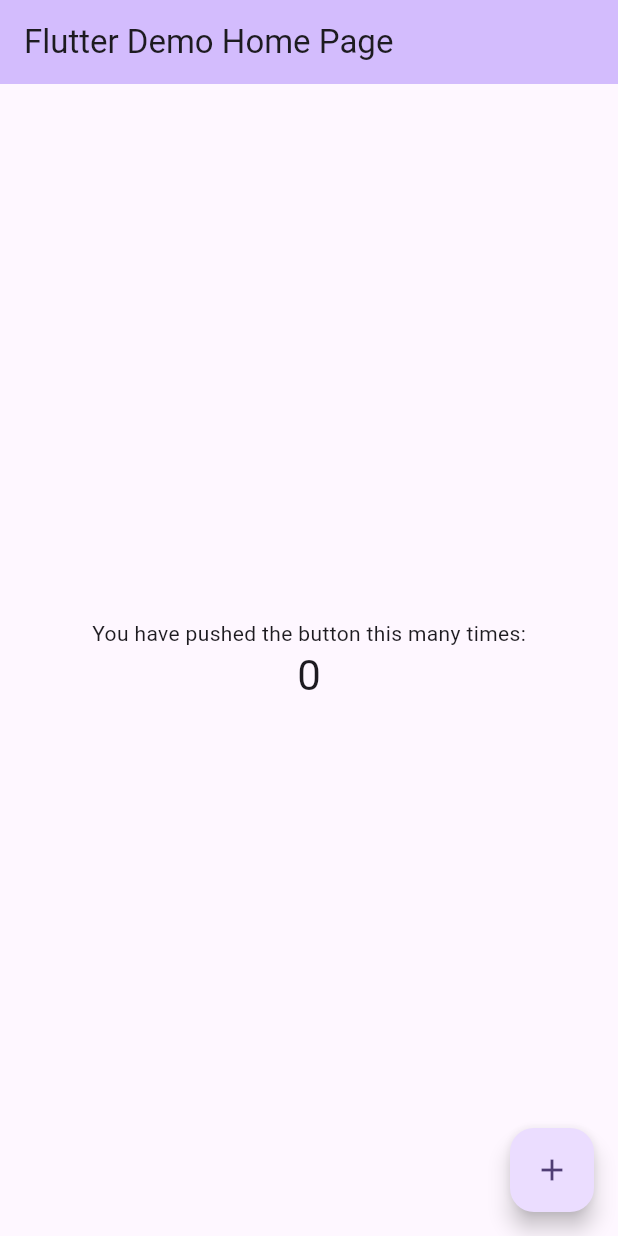
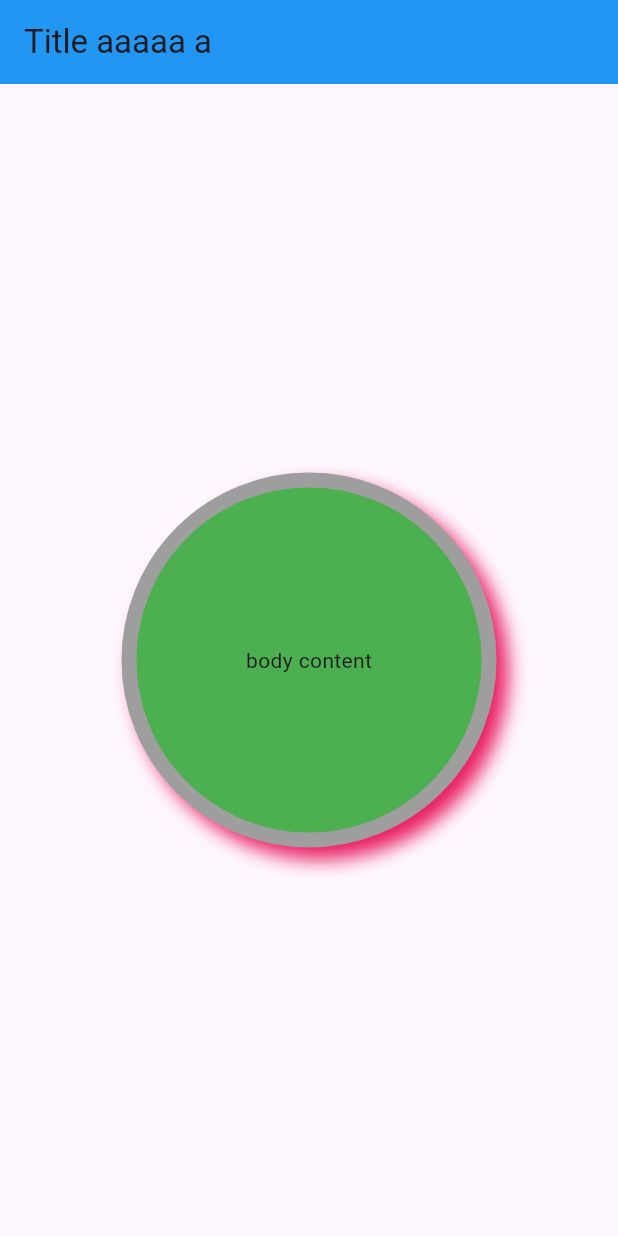
Before and after one commit to ducduy10k/first_flutter_app, a Flutter app: the screen it shows after launch, on a phone screen of 412 x 824 dp. Run offline on Flutter 3.47's test engine with Material 3 defaults, Android fonts, the phone set to English and light mode, and no system bars.

Commit message:
update ui

```diff
--- a/lib/main.dart
+++ b/lib/main.dart
@@ -1,125 +1,53 @@
 import 'package:flutter/material.dart';
 
 void main() {
-  runApp(const MyApp());
+  runApp(MaterialApp(
+    home: Scaffold(
+        appBar: AppBar(
+          title: Text(
+            'Title aaaaa a   ',
+            // maxLines: 1,
+            // overflow: TextOverflow.ellipsis,
+          ),
+          backgroundColor: Colors.blue,
+          centerTitle: false,
+        ),
+        body: body()),
+  ));
 }
 
-class MyApp extends StatelessWidget {
-  const MyApp({super.key});
+class body extends StatelessWidget {
 
-  // This widget is the root of your application.
-  @override
-  Widget build(BuildContext context) {
-    return MaterialApp(
-      title: 'Flutter Demo',
-      theme: ThemeData(
-        // This is the theme of your application.
-        //
-        // TRY THIS: Try running your application with "flutter run". You'll see
-        // the application has a purple toolbar. Then, without quitting the app,
-        // try changing the seedColor in the colorScheme below to Colors.green
-        // and then invoke "hot reload" (save your changes or press the "hot
-        // reload" button in a Flutter-supported IDE, or press "r" if you used
-        // the command line to start the app).
-        //
-        // Notice that the counter didn't reset back to zero; the application
-        // state is not lost during the reload. To reset the state, use hot
-        // restart instead.
-        //
-        // This works for code too, not just values: Most code changes can be
-        // tested with just a hot reload.
-        colorScheme: ColorScheme.fromSeed(seedColor: Colors.deepPurple),
-        useMaterial3: true,
-      ),
-      home: const MyHomePage(title: 'Flutter Demo Home Page'),
-    );
-  }
-}
-
-class MyHomePage extends StatefulWidget {
-  const MyHomePage({super.key, required this.title});
-
-  // This widget is the home page of your application. It is stateful, meaning
-  // that it has a State object (defined below) that contains fields that affect
-  // how it looks.
-
-  // This class is the configuration for the state. It holds the values (in this
-  // case the title) provided by the parent (in this case the App widget) and
-  // used by the build method of the State. Fields in a Widget subclass are
-  // always marked "final".
-
-  final String title;
-
-  @override
-  State<MyHomePage> createState() => _MyHomePageState();
-}
-
-class _MyHomePageState extends State<MyHomePage> {
-  int _counter = 0;
-
-  void _incrementCounter() {
-    setState(() {
-      // This call to setState tells the Flutter framework that something has
-      // changed in this State, which causes it to rerun the build method below
-      // so that the display can reflect the updated values. If we changed
-      // _counter without calling setState(), then the build method would not be
-      // called again, and so nothing would appear to happen.
-      _counter++;
-    });
-  }
 
   @override
   Widget build(BuildContext context) {
-    // This method is rerun every time setState is called, for instance as done
-    // by the _incrementCounter method above.
-    //
-    // The Flutter framework has been optimized to make rerunning build methods
-    // fast, so that you can just rebuild anything that needs updating rather
-    // than having to individually change instances of widgets.
-    return Scaffold(
-      appBar: AppBar(
-        // TRY THIS: Try changing the color here to a specific color (to
-        // Colors.amber, perhaps?) and trigger a hot reload to see the AppBar
-        // change color while the other colors stay the same.
-        backgroundColor: Theme.of(context).colorScheme.inversePrimary,
-        // Here we take the value from the MyHomePage object that was created by
-        // the App.build method, and use it to set our appbar title.
-        title: Text(widget.title),
+    return Center(
+        child: Container(
+      width: double.infinity,
+      height: 250,
+      margin: EdgeInsets.all(20),
+      padding: EdgeInsets.fromLTRB(10, 20, 10, 20),
+      child: Text("body content"),
+      alignment: Alignment.center,
+      decoration: BoxDecoration(
+        border: Border.all(
+            color: Colors.grey,
+            width: 10,
+            style: BorderStyle.solid,
+            strokeAlign: BorderSide.strokeAlignInside),
+        color: Colors.green,
+        shape: BoxShape.circle,
+        boxShadow: [
+          BoxShadow(
+            color: Colors.pink,
+            offset: Offset(8, 8),
+            blurRadius: 10,
+          )
+        ],
+
+        // borderRadius: BorderRadius.circular(16)
       ),
-      body: Center(
-        // Center is a layout widget. It takes a single child and positions it
-        // in the middle of the parent.
-        child: Column(
-          // Column is also a layout widget. It takes a list of children and
-          // arranges them vertically. By default, it sizes itself to fit its
-          // children horizontally, and tries to be as tall as its parent.
-          //
-          // Column has various properties to control how it sizes itself and
-          // how it positions its children. Here we use mainAxisAlignment to
-          // center the children vertically; the main axis here is the vertical
-          // axis because Columns are vertical (the cross axis would be
-          // horizontal).
-          //
-          // TRY THIS: Invoke "debug painting" (choose the "Toggle Debug Paint"
-          // action in the IDE, or press "p" in the console), to see the
-          // wireframe for each widget.
-          mainAxisAlignment: MainAxisAlignment.center,
-          children: <Widget>[
-            const Text(
-              'You have pushed the button this many times:',
-            ),
-            Text(
-              '$_counter',
-              style: Theme.of(context).textTheme.headlineMedium,
-            ),
-          ],
-        ),
-      ),
-      floatingActionButton: FloatingActionButton(
-        onPressed: _incrementCounter,
-        tooltip: 'Increment',
-        child: const Icon(Icons.add),
-      ), // This trailing comma makes auto-formatting nicer for build methods.
-    );
+      // transform: Matrix4.rotationZ(30),
+    ));
   }
 }
--- a/pubspec.yaml
+++ b/pubspec.yaml
@@ -28,6 +28,7 @@ environment:
 # the latest version available on pub.dev. To see which dependencies have newer
 # versions available, run `flutter pub outdated`.
 dependencies:
+  flutter_bloc: 8.1.6
   flutter:
     sdk: flutter
 
```
Also changed, not shown: pubspec.lock.
